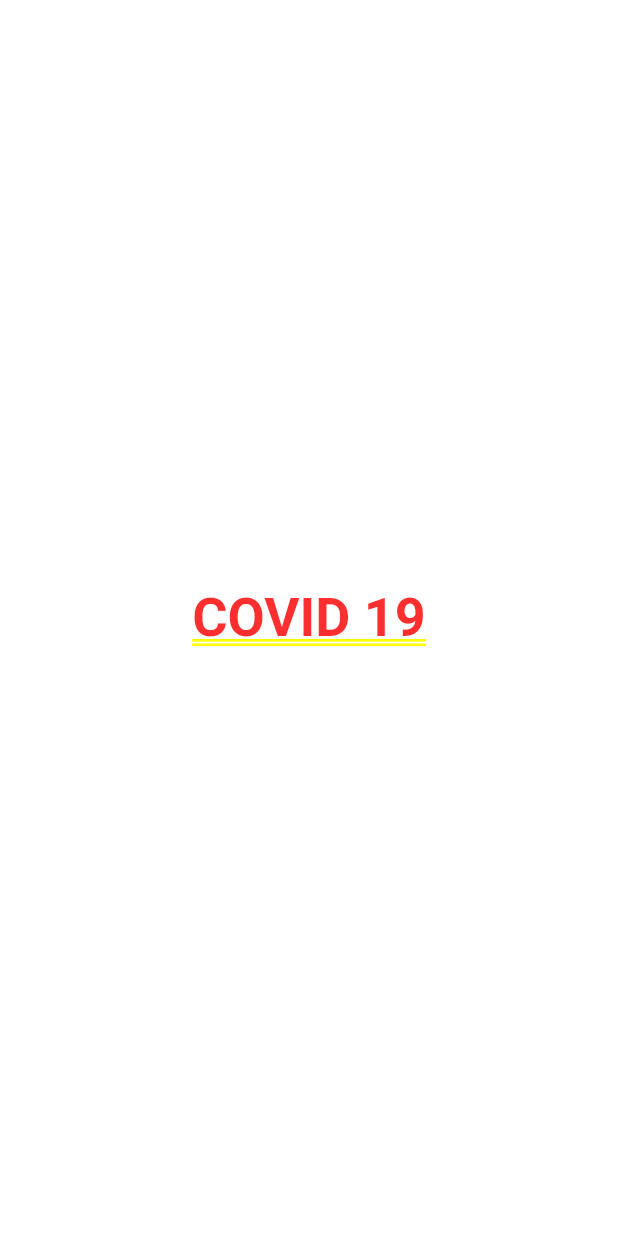
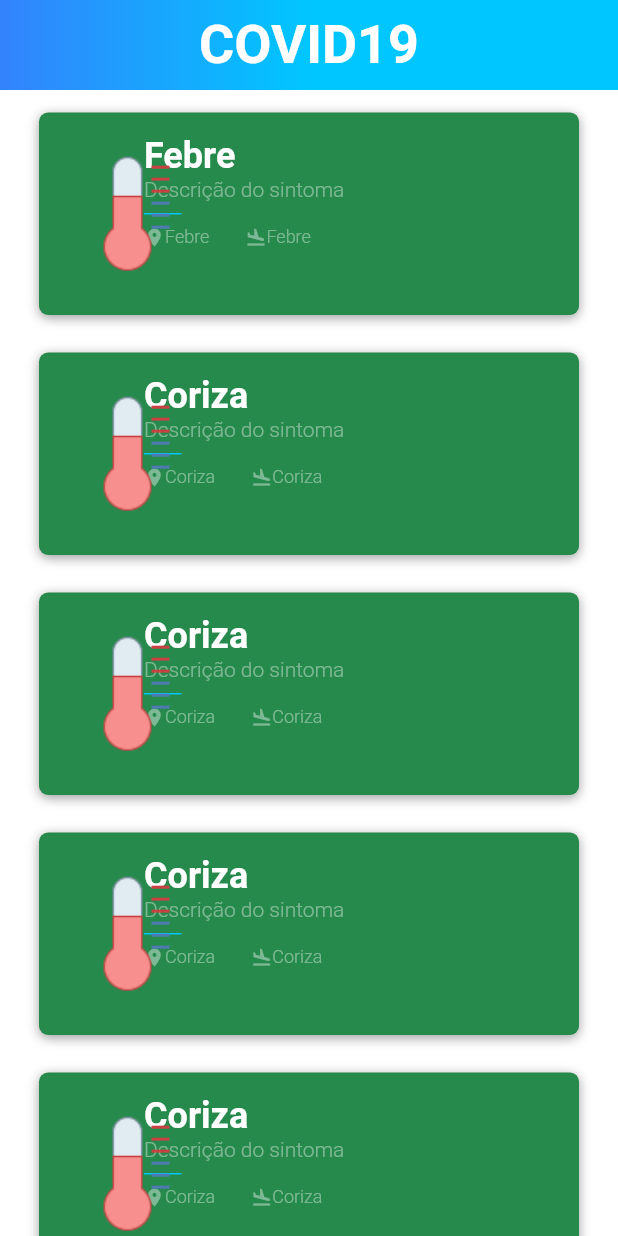
Before and after one commit to vallades/covid19, a Flutter app: the screen it shows after launch, on a phone screen of 412 x 824 dp. Run offline on Flutter 3.47's test engine with Material 2 defaults, Android fonts, the phone set to English and light mode, and no system bars; our stand-ins replace fluro; Roboto replaces fonts that are missing (Poppins).

Commit message:
Add Home Screen, Symptoms Screen, Assets, Symptoms model

```diff
--- /dev/null
+++ b/lib/Routes.dart
@@ -0,0 +1,20 @@
+import 'package:covid/ui/symptoms/SymptomDetailsPage.dart';
+import 'package:fluro/fluro.dart';
+import 'package:flutter/material.dart';
+
+class Routes {
+  static final Router _router = new Router();
+
+  static var symptomsDetailHandler = new Handler(
+      handlerFunc: (BuildContext context, Map<String, dynamic> params) {
+        return new SymptomDetailsPage(params["id"]);
+      });
+
+  static void initRoutes() {
+    _router.define("/details/:id", handler: symptomsDetailHandler);
+  }
+
+  static void navigateTo(context, String route, {TransitionType transition}) {
+    _router.navigateTo(context, route, transition: transition);
+  }
+}
--- /dev/null
+++ b/lib/Theme.dart
@@ -0,0 +1,63 @@
+import 'package:flutter/material.dart';
+
+class Colors {
+
+  const Colors();
+
+  static const Color appBarTitle = const Color(0xFFFFFFFF);
+  static const Color appBarIconColor = const Color(0xFFFFFFFF);
+  static const Color appBarDetailBackground = const Color(0x00FFFFFF);
+  static const Color appBarGradientStart = const Color(0xFF3383FC);
+  static const Color appBarGradientEnd = const Color(0xFF00C6FF);
+
+  static const Color homePageBackground = const Color(0xFFFFFFFF);
+
+  static const Color symptomCard = const Color(0xFF268A4C);
+  static const Color symptomPageBackground = const Color(0xFF736AB7);
+  static const Color symptomTitle = const Color(0xFFFFFFFF);
+  static const Color symptomLocation = const Color(0x66FFFFFF);
+  static const Color symptomDistance = const Color(0x66FFFFFF);
+
+}
+
+class Dimens {
+  const Dimens();
+
+  static const symptomWidth = 100.0;
+  static const symptomHeight = 100.0;
+}
+
+class TextStyles {
+
+  const TextStyles();
+
+  static const TextStyle appBarTitle = const TextStyle(
+      color: Colors.appBarTitle,
+      fontFamily: 'Poppins',
+      fontWeight: FontWeight.w600,
+      fontSize: 36.0
+  );
+
+  static const TextStyle symptomTitle = const TextStyle(
+      color: Colors.symptomTitle,
+      fontFamily: 'Poppins',
+      fontWeight: FontWeight.w600,
+      fontSize: 24.0
+  );
+
+  static const TextStyle symptomLocation = const TextStyle(
+      color: Colors.symptomLocation,
+      fontFamily: 'Poppins',
+      fontWeight: FontWeight.w300,
+      fontSize: 14.0
+  );
+
+  static const TextStyle symptomDistance = const TextStyle(
+      color: Colors.symptomDistance,
+      fontFamily: 'Poppins',
+      fontWeight: FontWeight.w300,
+      fontSize: 12.0
+  );
+
+
+}
--- a/lib/main.dart
+++ b/lib/main.dart
@@ -1,18 +1,10 @@
+import 'package:covid/ui/home/HomePage.dart';
 import 'package:flutter/material.dart';
 
 void main() {
   runApp(new MaterialApp(
     title: "COVID19",
-    home: Container(
-      child: new Center(
-        child: new Text(
-          "COVID 19",
-          style: TextStyle(
-              fontFamily: 'Poppins',
-              fontWeight: FontWeight.w600,
-              fontSize: 36.0),
-        ),
-      ),
-    ),
+    home: HomePage(),
+    debugShowCheckedModeBanner: false,
   ));
 }
--- /dev/null
+++ b/lib/model/symptom.dart
@@ -0,0 +1,13 @@
+class Symptom {
+  final String id;
+  final String name;
+  final String description;
+  final String image;
+
+  const Symptom({
+    this.id,
+    this.name,
+    this.description,
+    this.image
+  });
+}
--- /dev/null
+++ b/lib/model/symptoms.dart
@@ -0,0 +1,43 @@
+import 'package:covid/model/symptom.dart';
+
+class SymptomDAO {
+
+  static final List<Symptom> symptoms = [
+    const Symptom (
+        id: "1",
+        name: "Febre",
+        description: "Descrição do sintoma",
+        image: "assets/images/fever.png"
+    ),
+    const Symptom (
+        id: "2",
+        name: "Coriza",
+        description: "Descrição do sintoma",
+        image: "assets/images/fever.png"
+    ),
+    const Symptom (
+        id: "3",
+        name: "Coriza",
+        description: "Descrição do sintoma",
+        image: "assets/images/fever.png"
+    ),
+    const Symptom (
+        id: "4",
+        name: "Coriza",
+        description: "Descrição do sintoma",
+        image: "assets/images/fever.png"
+    ),
+    const Symptom (
+        id: "5",
+        name: "Coriza",
+        description: "Descrição do sintoma",
+        image: "assets/images/fever.png"
+    )
+  ];
+
+  static Symptom getSymptomById(id) {
+    return symptoms
+        .where((s) => s.id == id)
+        .first;
+  }
+}
--- /dev/null
+++ b/lib/ui/home/HomePage.dart
@@ -0,0 +1,29 @@
+import 'package:covid/ui/home/SymptomsList.dart';
+import 'package:covid/ui/home/TopAppBar.dart';
+import 'package:flutter/material.dart';
+
+class HomePage extends StatelessWidget {
+  @override
+  Widget build(BuildContext context) {
+    return new Scaffold(
+      body: new HomePageBody(),
+    );
+  }
+}
+
+class HomePageBody extends StatefulWidget {
+  @override
+  _HomePageBodyState createState() => _HomePageBodyState();
+}
+
+class _HomePageBodyState extends State<HomePageBody> {
+  @override
+  Widget build(BuildContext context) {
+    return new Column(
+      children: <Widget>[
+        new TopAppBar("COVID19"),
+        new SymptomsList(),
+      ],
+    );
+  }
+}
--- /dev/null
+++ b/lib/ui/home/SymptomRow.dart
@@ -0,0 +1,108 @@
+import 'package:covid/model/symptom.dart';
+import 'package:covid/ui/symptoms/SymptomDetailsPage.dart';
+import 'package:flutter/material.dart';
+import 'package:covid/Theme.dart' as Theme;
+
+class SymptomRow extends StatelessWidget {
+  final Symptom symptom;
+
+  SymptomRow(this.symptom);
+
+  @override
+  Widget build(BuildContext context) {
+    final symptomThumb = new Container(
+      alignment: new FractionalOffset(0.0, 0.5),
+      margin: const EdgeInsets.only(left: 25.0),
+      child: new Hero(
+        tag: 'symptom-icon-${symptom.id}',
+        child: new Image(
+          image: new AssetImage(symptom.image),
+          height: Theme.Dimens.symptomHeight,
+          width: Theme.Dimens.symptomWidth,
+        ),
+      ),
+    );
+
+    final symptomCard = new Container(
+      margin: const EdgeInsets.only(left: 10.0, right: 10.0),
+      decoration: new BoxDecoration(
+        color: Theme.Colors.symptomCard,
+        shape: BoxShape.rectangle,
+        borderRadius: new BorderRadius.circular(6.0),
+        boxShadow: <BoxShadow>[
+          new BoxShadow(
+            color: Colors.grey,
+            blurRadius: 6.0,
+            offset: new Offset(0.0, 2.0),
+          )
+        ],
+      ),
+      child: new Container(
+        margin: const EdgeInsets.only(top: 15.0, left: 70.0),
+        constraints: new BoxConstraints.expand(),
+        child: new Column(
+          crossAxisAlignment: CrossAxisAlignment.start,
+          children: <Widget>[
+            new Text(
+              symptom.name,
+              style: Theme.TextStyles.symptomTitle,
+            ),
+            new Text(
+              symptom.description,
+              style: Theme.TextStyles.symptomLocation,
+            ),
+            new Container(
+              color: const Color(0xFF00C6FF),
+              width: 25.0,
+              height: 1.0,
+              margin: const EdgeInsets.symmetric(vertical: 8.0),
+            ),
+            new Row(
+              children: <Widget>[
+                new Icon(
+                  Icons.location_on,
+                  size: 14.0,
+                  color: Theme.Colors.symptomDistance,
+                ),
+                new Text(
+                  symptom.name,
+                  style: Theme.TextStyles.symptomDistance,
+                ),
+                new Container(width: 24.0),
+                new Icon(
+                  Icons.flight_land,
+                  size: 14.0,
+                  color: Theme.Colors.symptomDistance,
+                ),
+                new Text(
+                  symptom.name,
+                  style: Theme.TextStyles.symptomDistance,
+                ),
+              ],
+            )
+          ],
+        ),
+      ),
+    );
+
+    return Container(
+      height: 120.0,
+      margin: const EdgeInsets.only(top: 15.0, bottom: 10.0),
+      child: new FlatButton(
+          onPressed: () => _navigateToSymptom(context, symptom.id),
+          child: new Stack(
+            children: <Widget>[
+              symptomCard,
+              symptomThumb,
+            ],
+          )),
+    );
+  }
+
+  _navigateToSymptom(context, String id) {
+    Navigator.of(context).push(
+      MaterialPageRoute(builder: (context) => SymptomDetailsPage(id))
+    );
+
+  }
+}
--- /dev/null
+++ b/lib/ui/home/SymptomsList.dart
@@ -0,0 +1,20 @@
+import 'package:covid/model/symptoms.dart';
+import 'package:covid/ui/home/SymptomRow.dart';
+import 'package:flutter/material.dart';
+import 'package:covid/Theme.dart' as Theme;
+
+class SymptomsList extends StatelessWidget {
+  @override
+  Widget build(BuildContext context) {
+    return Flexible(
+      child: new Container(
+        color: Theme.Colors.homePageBackground,
+        child: new ListView.builder(
+          itemExtent: 160.0,
+          itemCount: SymptomDAO.symptoms.length,
+          itemBuilder: (_, index) => new SymptomRow(SymptomDAO.symptoms[index]),
+        ),
+      ),
+    );
+  }
+}
--- /dev/null
+++ b/lib/ui/home/TopAppBar.dart
@@ -0,0 +1,41 @@
+import 'package:flutter/material.dart';
+import 'package:covid/Theme.dart' as Theme;
+
+class TopAppBar extends StatelessWidget {
+
+  final String title;
+  final double barHeight = 60.0;
+
+  TopAppBar(this.title);
+
+  @override
+  Widget build(BuildContext context) {
+    final double statusBarHeight = MediaQuery
+      .of(context)
+      .padding
+      .top;
+
+    return Container(
+      padding: new EdgeInsets.only(top: statusBarHeight),
+      height: statusBarHeight + barHeight,
+      child: new Center(
+        child: new Text(
+          title,
+          style: Theme.TextStyles.appBarTitle,
+        ),
+      ),
+      decoration: new BoxDecoration(
+        gradient: new LinearGradient(
+          colors: [
+            Theme.Colors.appBarGradientStart,
+            Theme.Colors.appBarGradientEnd
+          ],
+          begin: const FractionalOffset(0.0, 0.0),
+          end: const FractionalOffset(0.5, 0.0),
+          stops: [0.0, 1.0],
+          tileMode: TileMode.clamp
+        ),
+      ),
+    );
+  }
+}
--- /dev/null
+++ b/lib/ui/symptoms/SymptomDetailsBody.dart
@@ -0,0 +1,31 @@
+import 'package:covid/model/symptom.dart';
+import 'package:flutter/material.dart';
+import 'package:covid/Theme.dart' as Theme;
+
+class SymptomDetailsBody extends StatelessWidget {
+
+  final Symptom symptom;
+
+  SymptomDetailsBody(this.symptom);
+
+  @override
+  Widget build(BuildContext context) {
+    return new Stack(
+      children: <Widget>[
+        new Container(
+          color: Theme.Colors.symptomPageBackground,
+          child: new Center(
+            child: new Hero(
+                tag: 'symptom-ico-${symptom.id}',
+                child: new Image(
+                    image: new AssetImage(symptom.image),
+                    height: Theme.Dimens.symptomHeight,
+                    width: Theme.Dimens.symptomWidth,
+                ),
+            ),
+          ),
+        )
+      ],
+    );
+  }
+}
--- /dev/null
+++ b/lib/ui/symptoms/SymptomDetailsPage.dart
@@ -0,0 +1,26 @@
+import 'package:covid/model/symptom.dart';
+import 'package:covid/model/symptoms.dart';
+import 'package:flutter/material.dart';
+
+import 'SymptomDetailsBody.dart';
+import 'TopAppBarSymptoms.dart';
+
+class SymptomDetailsPage extends StatelessWidget {
+
+  final Symptom symptom;
+
+  SymptomDetailsPage(String id) :
+        symptom = SymptomDAO.getSymptomById(id);
+
+  @override
+  Widget build(BuildContext context) {
+    return new Scaffold(
+      body: new Stack(
+        children: <Widget>[
+          SymptomDetailsBody(symptom),
+          TopAppBarSymptoms(),
+        ],
+      ),
+    );
+  }
+}
--- /dev/null
+++ b/lib/ui/symptoms/TopAppBarSymptoms.dart
@@ -0,0 +1,23 @@
+import 'package:flutter/material.dart';
+import 'package:covid/Theme.dart' as Theme;
+
+class TopAppBarSymptoms extends StatelessWidget {
+  @override
+  Widget build(BuildContext context) {
+    return Container(
+      padding: new EdgeInsets.only(
+        top: MediaQuery
+            .of(context)
+            .padding
+            .top
+      ),
+      child: new Row(
+        children: <Widget>[
+          new BackButton(
+            color: Theme.Colors.appBarIconColor,
+          ),
+        ],
+      ),
+    );
+  }
+}
--- a/pubspec.yaml
+++ b/pubspec.yaml
@@ -23,6 +23,7 @@ dependencies:
   # The following adds the Cupertino Icons font to your application.
   # Use with the CupertinoIcons class for iOS style icons.
   cupertino_icons: ^0.1.2
+  fluro: ^1.6.1
 
 dev_dependencies:
   flutter_test:
@@ -44,6 +45,8 @@ flutter:
   # assets:
   #  - images/a_dot_burr.jpeg
   #  - images/a_dot_ham.jpeg
+  assets:
+    - assets/images/fever.png
 
   # An image asset can refer to one or more resolution-specific "variants", see
   # https://flutter.dev/assets-and-images/#resolution-aware.
```
Also changed, not shown: assets/images/fever.png (added).
